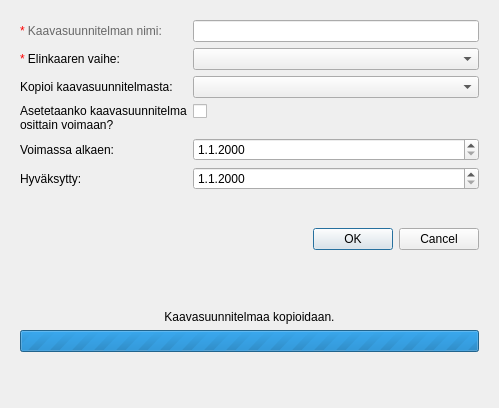
First picture: the form in arho_feature_template/gui/dialogs/new_plan_dialog.ui, repository GispoCoding/arho-qgis-plugin, before the edit.
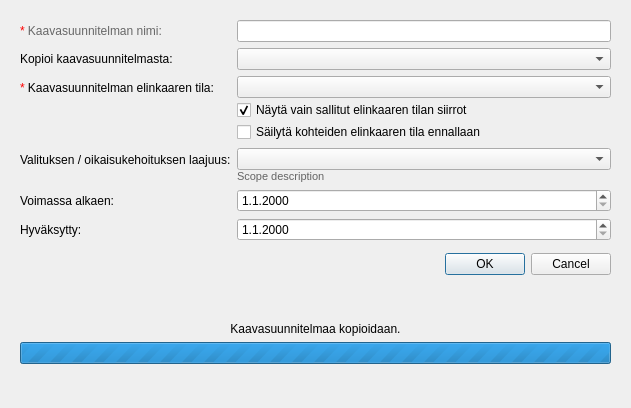
Second picture: the form after the edit. Custom widgets are drawn as their Qt base class.

Commit message:
Enhance new plan copy dialog
- Show only allowed lifecycle transitions
- Allow setting an "under appeal" (etc.) scope
- Allow forcing the lifecycle status to remain unchanged

What changed in the file:
```diff
--- a/arho_feature_template/gui/dialogs/new_plan_dialog.ui
+++ b/arho_feature_template/gui/dialogs/new_plan_dialog.ui
@@ -6,7 +6,7 @@
    <rect>
     <x>0</x>
     <y>0</y>
-    <width>499</width>
+    <width>631</width>
     <height>408</height>
    </rect>
   </property>
@@ -27,22 +27,15 @@
           <property name="text">
            <string>&lt;html&gt;&lt;head/&gt;&lt;body&gt;&lt;p&gt;&lt;span style=&quot; color:#ff0000;&quot;&gt;*&lt;/span&gt; &lt;span style=&quot; color:#676767;&quot;&gt; Kaavasuunnitelman nimi:&lt;/span&gt;&lt;/p&gt;&lt;/body&gt;&lt;/html&gt;</string>
           </property>
+          <property name="buddy">
+           <cstring>plan_name</cstring>
+          </property>
          </widget>
         </item>
         <item row="0" column="1">
          <widget class="QLineEdit" name="plan_name"/>
         </item>
         <item row="1" column="0">
-         <widget class="QLabel" name="label_2">
-          <property name="text">
-           <string>&lt;html&gt;&lt;head/&gt;&lt;body&gt;&lt;p&gt;&lt;span style=&quot; color:#ff0000;&quot;&gt;*&lt;/span&gt; Elinkaaren vaihe:&lt;/p&gt;&lt;/body&gt;&lt;/html&gt;</string>
-          </property>
-         </widget>
-        </item>
-        <item row="1" column="1">
-         <widget class="CodeComboBox" name="plan_lifecycle"/>
-        </item>
-        <item row="2" column="0">
          <widget class="QLabel" name="label_3">
           <property name="enabled">
            <bool>true</bool>
@@ -50,15 +43,93 @@
           <property name="text">
            <string>Kopioi kaavasuunnitelmasta:</string>
           </property>
+          <property name="buddy">
+           <cstring>source_plan</cstring>
+          </property>
          </widget>
         </item>
-        <item row="2" column="1">
+        <item row="1" column="1">
          <widget class="QComboBox" name="source_plan">
           <property name="enabled">
            <bool>true</bool>
           </property>
          </widget>
         </item>
+        <item row="2" column="0">
+         <widget class="QLabel" name="label_2">
+          <property name="text">
+           <string>&lt;html&gt;&lt;head/&gt;&lt;body&gt;&lt;p&gt;&lt;span style=&quot; color:#ff0000;&quot;&gt;*&lt;/span&gt; Kaavasuunnitelman elinkaaren tila:&lt;/p&gt;&lt;/body&gt;&lt;/html&gt;</string>
+          </property>
+          <property name="buddy">
+           <cstring>plan_lifecycle</cstring>
+          </property>
+         </widget>
+        </item>
+        <item row="2" column="1">
+         <layout class="QVBoxLayout" name="verticalLayout_4">
+          <property name="spacing">
+           <number>2</number>
+          </property>
+          <item>
+           <widget class="CodeComboBox" name="plan_lifecycle"/>
+          </item>
+          <item>
+           <widget class="QCheckBox" name="check_box_show_allowed_transitions_only">
+            <property name="text">
+             <string>Näytä vain sallitut elinkaaren tilan siirrot</string>
+            </property>
+            <property name="checked">
+             <bool>true</bool>
+            </property>
+           </widget>
+          </item>
+          <item>
+           <widget class="QCheckBox" name="check_box_keep_current_feature_lifecycle">
+            <property name="toolTip">
+             <string>&lt;html&gt;&lt;head/&gt;&lt;body&gt;&lt;p&gt;Säilyttää kaavakohteiden, -määräysten ja -suositusten elinkaaren tilan ennallaan.&lt;/p&gt;&lt;p&gt;Käytettävä esimerkiksi, kun &lt;span style=&quot; font-style:italic;&quot;&gt;Valituksen alainen&lt;/span&gt; osittain voimassa oleva kaava, joka sisältää &lt;span style=&quot; font-style:italic;&quot;&gt;Voimassa&lt;/span&gt; olevia sekä &lt;span style=&quot; font-style:italic;&quot;&gt;Valituksen alaisia&lt;/span&gt; kohteita, kopioidaan &lt;span style=&quot; font-style:italic;&quot;&gt;Voimassa&lt;/span&gt; elinkaaren tilaan. Tällöin &lt;span style=&quot; font-style:italic;&quot;&gt;Voimassa&lt;/span&gt; olevassa kaavasuunitelmassa käyttäjä voi itse valita mitkä &lt;span style=&quot; font-style:italic;&quot;&gt;Valituksen alaiset&lt;/span&gt; kohteet asetetaan &lt;span style=&quot; font-style:italic;&quot;&gt;Voimaan&lt;/span&gt; ja mitkä &lt;span style=&quot; font-style:italic;&quot;&gt;Kumotaan&lt;/span&gt;.&lt;/p&gt;&lt;/body&gt;&lt;/html&gt;</string>
+            </property>
+            <property name="text">
+             <string>Säilytä kohteiden elinkaaren tila ennallaan</string>
+            </property>
+           </widget>
+          </item>
+         </layout>
+        </item>
+        <item row="3" column="0">
+         <widget class="QLabel" name="label_under_appeal_scope">
+          <property name="text">
+           <string>Valituksen / oikaisukehoituksen laajuus:</string>
+          </property>
+          <property name="buddy">
+           <cstring>combo_box_under_appeal_scope</cstring>
+          </property>
+         </widget>
+        </item>
+        <item row="3" column="1">
+         <layout class="QVBoxLayout" name="verticalLayout_5">
+          <property name="spacing">
+           <number>0</number>
+          </property>
+          <item>
+           <widget class="QComboBox" name="combo_box_under_appeal_scope"/>
+          </item>
+          <item>
+           <widget class="QLabel" name="label_under_appeal_scope_description">
+            <property name="font">
+             <font>
+              <pointsize>8</pointsize>
+             </font>
+            </property>
+            <property name="styleSheet">
+             <string notr="true">color: rgb(100, 100, 100)</string>
+            </property>
+            <property name="text">
+             <string>Scope description</string>
+            </property>
+           </widget>
+          </item>
+         </layout>
+        </item>
         <item row="4" column="0">
          <widget class="QLabel" name="label_validity_start">
           <property name="visible">
@@ -67,6 +138,16 @@
           <property name="text">
            <string>Voimassa alkaen:</string>
           </property>
+          <property name="buddy">
+           <cstring>validity_start_date</cstring>
+          </property>
+         </widget>
+        </item>
+        <item row="4" column="1">
+         <widget class="QgsDateTimeEdit" name="validity_start_date">
+          <property name="displayFormat">
+           <string>d.M.yyyy</string>
+          </property>
          </widget>
         </item>
         <item row="5" column="0">
@@ -74,6 +155,9 @@
           <property name="text">
            <string>Hyväksytty:</string>
           </property>
+          <property name="buddy">
+           <cstring>approval_date</cstring>
+          </property>
          </widget>
         </item>
         <item row="5" column="1">
@@ -89,28 +173,6 @@
           </property>
          </widget>
         </item>
-        <item row="4" column="1">
-         <widget class="QgsDateTimeEdit" name="validity_start_date">
-          <property name="displayFormat">
-           <string>d.M.yyyy</string>
-          </property>
-         </widget>
-        </item>
-        <item row="3" column="1">
-         <widget class="QCheckBox" name="check_box_partially_valid">
-          <property name="text">
-           <string/>
-          </property>
-         </widget>
-        </item>
-        <item row="3" column="0">
-         <widget class="QLabel" name="label_partially_valid">
-          <property name="text">
-           <string>Asetetaanko kaavasuunnitelma
-osittain voimaan?</string>
-          </property>
-         </widget>
-        </item>
        </layout>
       </item>
       <item>
```
Left out of the diff: 12 changed lines with no effect on the pictures. The commit also changes 4 other files.
